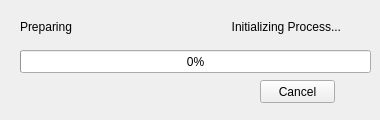
jakimowb/enmapbox_testmigration2, file enmapbox/apps/lmuvegetationapps/GUI_ProgressBar.ui: the form before one commit.
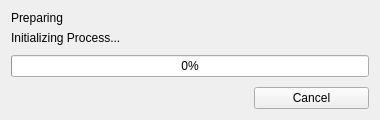
The form after the commit.

Patch:
```diff
--- a/enmapbox/apps/lmuvegetationapps/GUI_ProgressBar.ui
+++ b/enmapbox/apps/lmuvegetationapps/GUI_ProgressBar.ui
@@ -34,86 +34,83 @@
   <property name="windowTitle">
    <string>Progress</string>
   </property>
+  <layout class="QGridLayout" name="gridLayout_2">
+   <item row="1" column="0" rowspan="3" colspan="3">
   <widget class="QProgressBar" name="prgBar">
-   <property name="geometry">
-    <rect>
-     <x>20</x>
-     <y>50</y>
-     <width>351</width>
-     <height>23</height>
-    </rect>
-   </property>
    <property name="value">
     <number>0</number>
    </property>
   </widget>
+   </item>
+   <item row="4" column="2">
+    <widget class="QPushButton" name="cmdCancel">
+     <property name="text">
+      <string>Cancel</string>
+     </property>
+    </widget>
+   </item>
+   <item row="0" column="0" colspan="3">
   <widget class="QFrame" name="frame">
-   <property name="geometry">
-    <rect>
-     <x>20</x>
-     <y>10</y>
-     <width>321</width>
-     <height>33</height>
-    </rect>
-   </property>
    <property name="frameShape">
     <enum>QFrame::NoFrame</enum>
    </property>
    <property name="frameShadow">
     <enum>QFrame::Plain</enum>
    </property>
-   <layout class="QHBoxLayout" name="horizontalLayout">
+     <layout class="QGridLayout" name="gridLayout">
     <property name="leftMargin">
      <number>0</number>
     </property>
+      <property name="topMargin">
+       <number>0</number>
+      </property>
     <property name="rightMargin">
      <number>0</number>
     </property>
-    <item>
+      <property name="bottomMargin">
+       <number>0</number>
+      </property>
+      <item row="0" column="0">
      <widget class="QLabel" name="lblCaption_l">
       <property name="text">
        <string>Preparing</string>
       </property>
      </widget>
     </item>
-    <item>
+      <item row="1" column="0">
      <widget class="QLabel" name="lblCaption_r">
       <property name="text">
        <string>Initializing Process...</string>
       </property>
       <property name="alignment">
-       <set>Qt::AlignRight|Qt::AlignTrailing|Qt::AlignVCenter</set>
+         <set>Qt::AlignLeading|Qt::AlignLeft|Qt::AlignVCenter</set>
       </property>
      </widget>
     </item>
    </layout>
   </widget>
+   </item>
+   <item row="2" column="0">
   <widget class="QLabel" name="lblCancel">
-   <property name="geometry">
-    <rect>
-     <x>30</x>
-     <y>80</y>
-     <width>46</width>
-     <height>13</height>
-    </rect>
-   </property>
    <property name="text">
     <string/>
    </property>
   </widget>
-  <widget class="QPushButton" name="cmdCancel">
-   <property name="geometry">
-    <rect>
-     <x>260</x>
-     <y>80</y>
-     <width>75</width>
-     <height>23</height>
-    </rect>
-   </property>
-   <property name="text">
-    <string>Cancel</string>
-   </property>
-  </widget>
+   </item>
+   <item row="4" column="0" colspan="2">
+    <spacer name="horizontalSpacer">
+     <property name="orientation">
+      <enum>Qt::Horizontal</enum>
+     </property>
+     <property name="sizeHint" stdset="0">
+      <size>
+       <width>40</width>
+       <height>20</height>
+      </size>
+     </property>
+    </spacer>
+   </item>
+  </layout>
  </widget>
  <resources/>
  <connections/>
```
Lines whose indentation alone changed are shown as unchanged.
